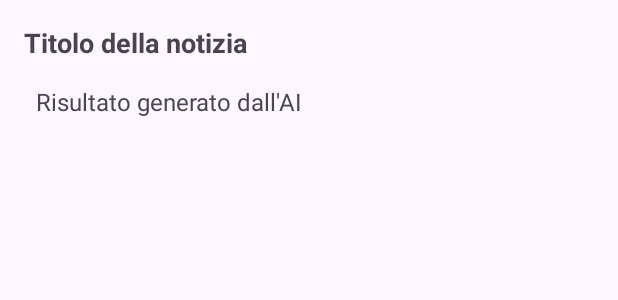
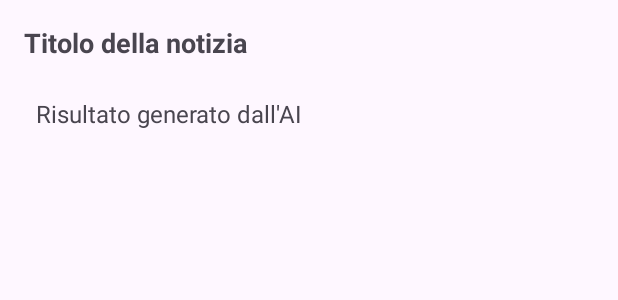
Before and after one commit to lucatimpano/oneminute_AI_Powered_News_Summarizer, an Android app: the layout fragment_article.xml on its own in the app's theme, with its tools: preview values and no code run, on a phone screen of 412 x 824 dp. Shown: the top 300 px of the screen. Run offline under Robolectric (Android 15) with nearby library versions, the phone set to English and light mode, and no system bars.

Commit message:
frammento dell'articolo con ai vs2

```diff
--- a/app/src/main/res/layout/fragment_article.xml
+++ b/app/src/main/res/layout/fragment_article.xml
@@ -1,9 +1,8 @@
 <?xml version="1.0" encoding="utf-8"?>
-<LinearLayout
+<RelativeLayout
     xmlns:android="http://schemas.android.com/apk/res/android"
     android:layout_width="match_parent"
     android:layout_height="match_parent"
-    android:orientation="vertical"
     android:padding="16dp">
 
     <!-- Titolo o Dettagli della Notizia -->
@@ -16,11 +15,21 @@
         android:textStyle="bold"
         android:paddingBottom="8dp" />
 
+    <!-- Indicatore di caricamento -->
+    <ProgressBar
+        android:id="@+id/loadingProgressBar"
+        android:layout_width="wrap_content"
+        android:layout_height="wrap_content"
+        android:layout_centerInParent="true"
+        android:visibility="gone" />
+
     <!-- Output del Testo Generato -->
     <ScrollView
+        android:id="@+id/scrollView"
         android:layout_width="match_parent"
-        android:layout_height="0dp"
-        android:layout_weight="1">
+        android:layout_height="match_parent"
+        android:layout_below="@id/articleTitleTextView"
+        android:layout_marginTop="8dp">
 
         <TextView
             android:id="@+id/outputTextView"
@@ -31,4 +40,4 @@
             android:padding="8dp" />
     </ScrollView>
 
-</LinearLayout>
+</RelativeLayout>
```
Also changed, not shown: app/src/main/java/com/example/oneminute/ui/fragments/ArticleFragment.kt (+13 -4 lines).
